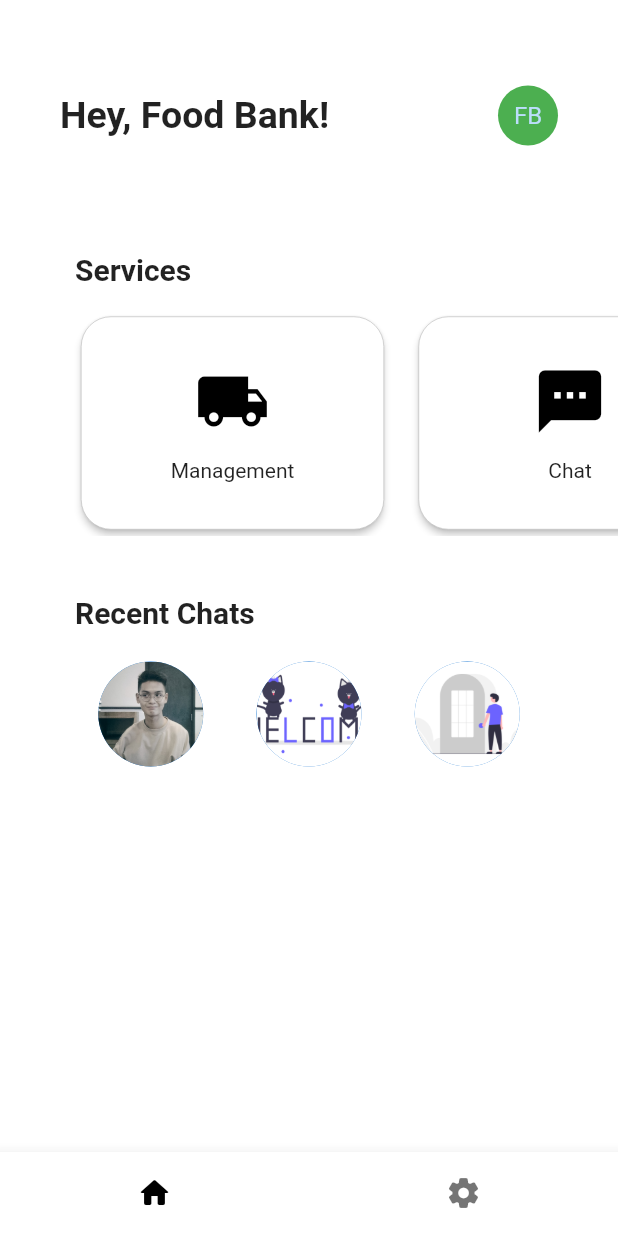
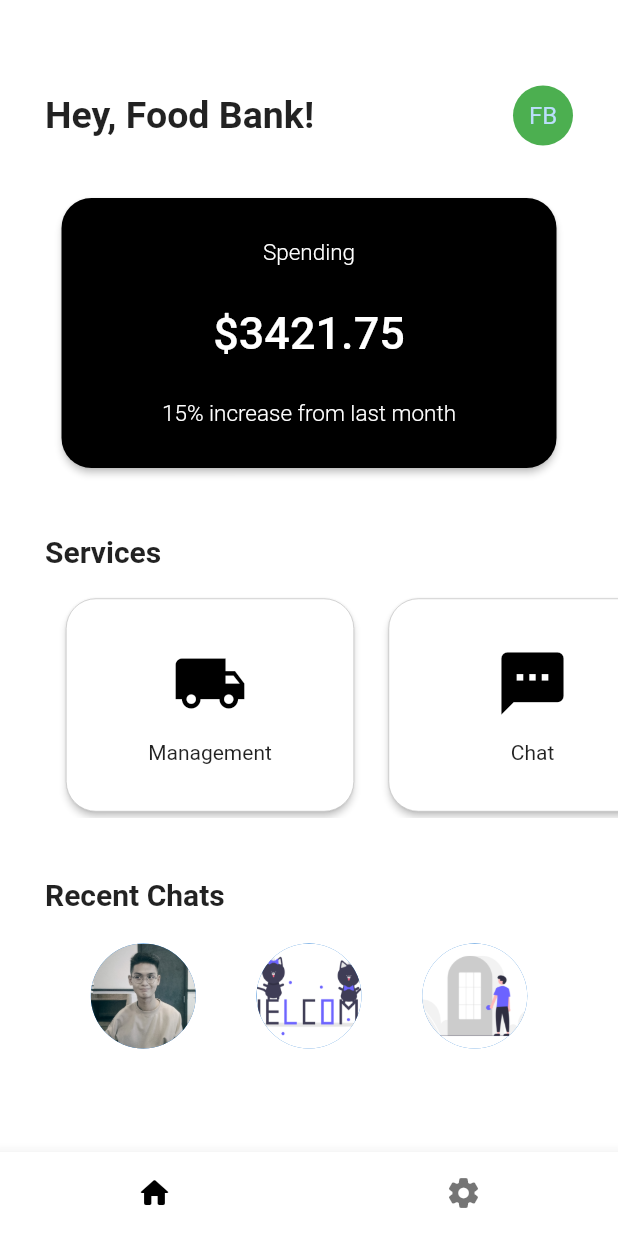
Before and after one commit to torrizing/google-ignite-22-group2, a Flutter app: the screen it shows after launch, on a phone screen of 412 x 824 dp. Run offline on Flutter 3.47's test engine with Material 2 defaults, Android fonts, the phone set to English and light mode, and no system bars; our stand-ins replace google_maps_flutter.

Commit message:
padding fixes

```diff
--- a/lib/reusable_widgets/card_widget.dart
+++ b/lib/reusable_widgets/card_widget.dart
@@ -15,7 +15,7 @@ class CardWidget extends StatelessWidget {
   @override
   Widget build(BuildContext context) {
     return SizedBox(
-        width: 210.0,
+        width: 200.0,
         child: Card(
             elevation: 2,
             shape: RoundedRectangleBorder(
--- a/lib/reusable_widgets/label_widget.dart
+++ b/lib/reusable_widgets/label_widget.dart
@@ -7,7 +7,7 @@ class LabelWidget extends StatelessWidget {
   @override
   Widget build(BuildContext context) {
     return Container(
-        padding: const EdgeInsets.only(top: 40, left: 50, bottom: 10),
+        padding: const EdgeInsets.only(top: 40, left: 30, bottom: 10),
         child: Row(
           children: [
             Expanded(
--- a/lib/screens/home_screen.dart
+++ b/lib/screens/home_screen.dart
@@ -14,7 +14,7 @@ class HomeScreen extends StatelessWidget {
   Widget build(BuildContext context) {
     return Column(children: [
       const CardTitle(),
-      // cardComponent(),
+      cardComponent(),
       const LabelWidget(textTitle: "Services"),
       servicesCard(),
       const LabelWidget(textTitle: "Recent Chats"),
@@ -29,7 +29,7 @@ class CardTitle extends StatelessWidget {
   @override
   Widget build(BuildContext context) {
     return Container(
-        padding: const EdgeInsets.symmetric(horizontal: 40, vertical: 1),
+        padding: const EdgeInsets.symmetric(horizontal: 30, vertical: 1),
         child: Row(
           mainAxisAlignment: MainAxisAlignment.spaceBetween,
           crossAxisAlignment: CrossAxisAlignment.center,
@@ -105,7 +105,7 @@ Widget servicesCard() {
       child: ListView(
         scrollDirection: Axis.horizontal,
         children: const [
-          SizedBox(width: 50),
+          SizedBox(width: 40),
           CardWidget(
               cardTitle: 'Management',
               cardIcon: Icon(
@@ -142,7 +142,7 @@ class TransactionContent extends StatelessWidget {
   Widget build(BuildContext context) {
     return Container(
         // padding: const EdgeInsets.all(32),
-        padding: const EdgeInsets.symmetric(horizontal: 30, vertical: 5),
+        padding: const EdgeInsets.symmetric(horizontal: 20, vertical: 5),
         child: Row(
           mainAxisAlignment: MainAxisAlignment.spaceEvenly,
           children: [
```
